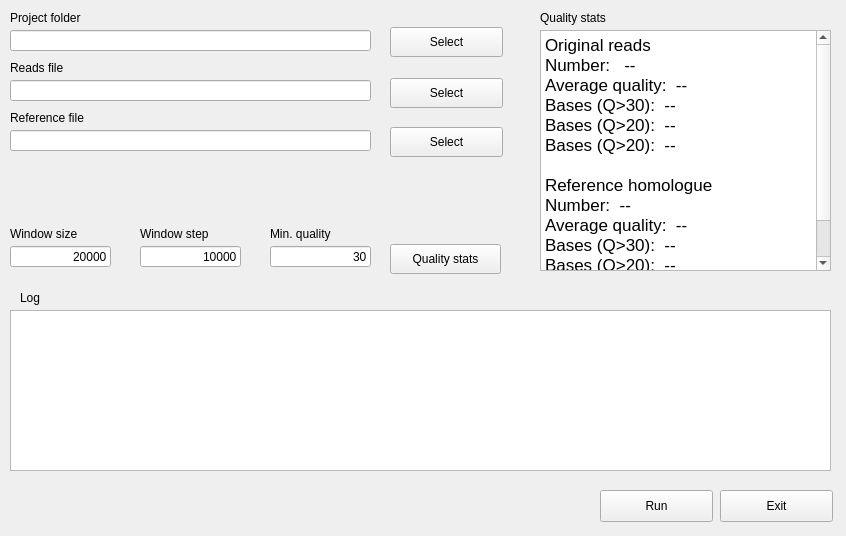
Qt form src/GUI/GUI2.ui (salvocamiolo/PacBioRead) before a commit.
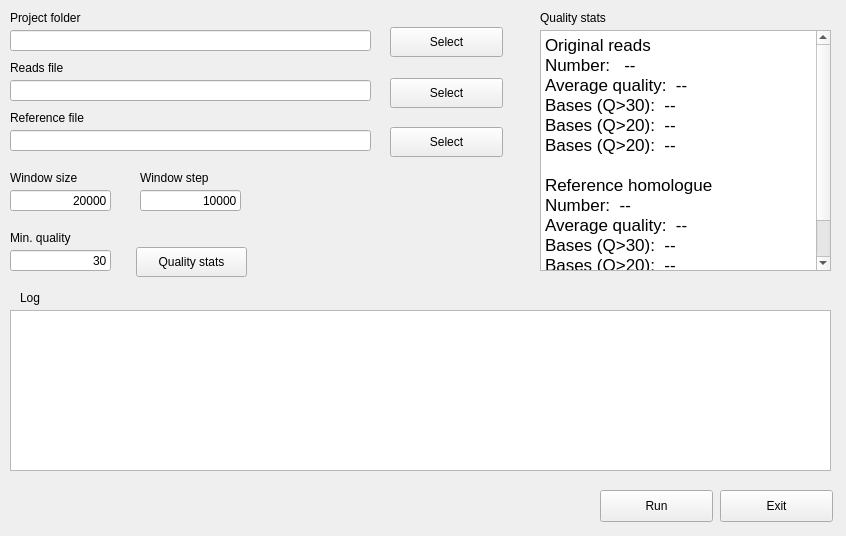
The same form after that commit.

```diff
--- a/src/GUI/GUI2.ui
+++ b/src/GUI/GUI2.ui
@@ -124,8 +124,8 @@
   <widget class="QLabel" name="label_9">
    <property name="geometry">
     <rect>
-     <x>270</x>
-     <y>226</y>
+     <x>10</x>
+     <y>230</y>
      <width>101</width>
      <height>16</height>
     </rect>
@@ -137,8 +137,8 @@
   <widget class="QLineEdit" name="qualityLineEdit">
    <property name="geometry">
     <rect>
-     <x>270</x>
-     <y>246</y>
+     <x>10</x>
+     <y>250</y>
      <width>101</width>
      <height>21</height>
     </rect>
@@ -154,7 +154,7 @@
    <property name="geometry">
     <rect>
      <x>10</x>
-     <y>226</y>
+     <y>170</y>
      <width>101</width>
      <height>16</height>
     </rect>
@@ -167,7 +167,7 @@
    <property name="geometry">
     <rect>
      <x>10</x>
-     <y>246</y>
+     <y>190</y>
      <width>101</width>
      <height>21</height>
     </rect>
@@ -183,7 +183,7 @@
    <property name="geometry">
     <rect>
      <x>140</x>
-     <y>246</y>
+     <y>190</y>
      <width>101</width>
      <height>21</height>
     </rect>
@@ -199,7 +199,7 @@
    <property name="geometry">
     <rect>
      <x>140</x>
-     <y>226</y>
+     <y>170</y>
      <width>101</width>
      <height>16</height>
     </rect>
@@ -260,8 +260,8 @@
   <widget class="QPushButton" name="qualityStatsButton">
    <property name="geometry">
     <rect>
-     <x>390</x>
-     <y>244</y>
+     <x>136</x>
+     <y>247</y>
      <width>111</width>
      <height>30</height>
     </rect>
```
Left out of the diff: 35 changed lines with no effect on the pictures.
